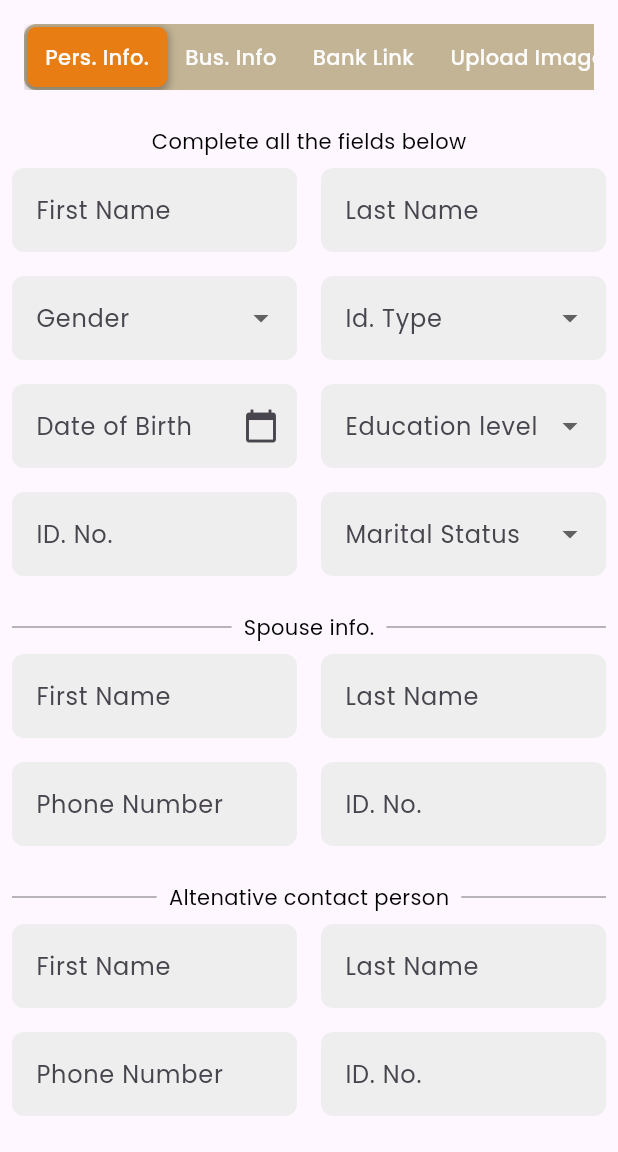
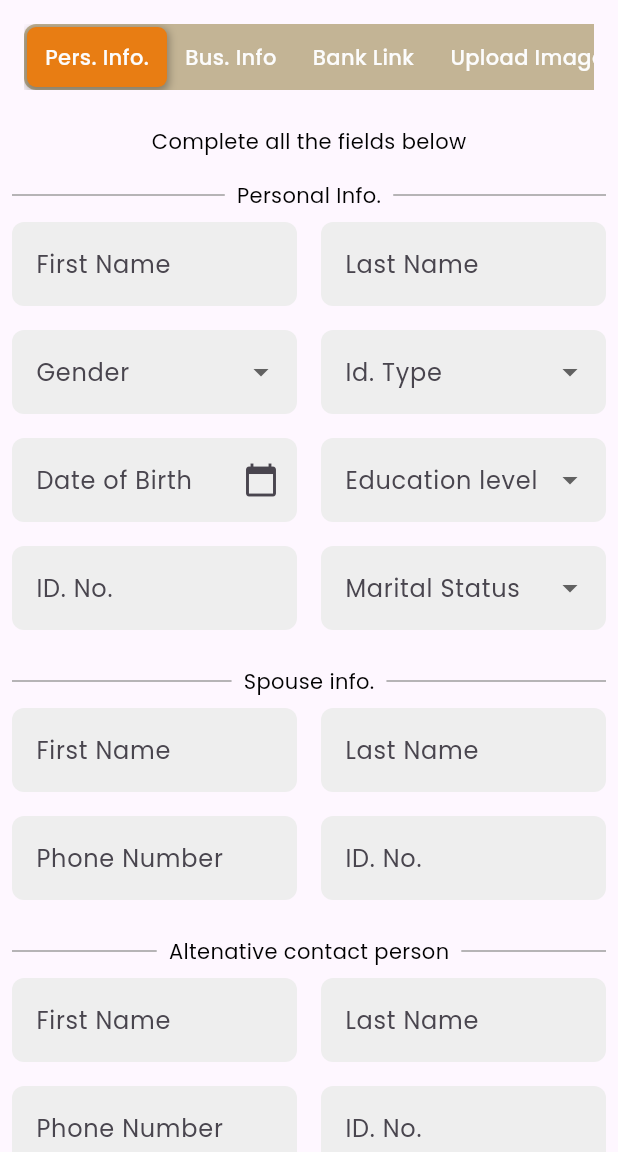
Before and after one commit to AbdulsemedM/Is-Fin, a Flutter app: the CompleteKYCDetail screen opened directly, on a phone screen of 412 x 824 dp, the part 84-1236 px from its top. Run offline on Flutter 3.47's test engine with Material 3 defaults, Android fonts, the light colour scheme and no system bars; drawn by our look-alikes of custom_sliding_segmented_control; our stand-ins replace flutter_bloc, flutter_secure_storage, salomon_bottom_bar, shared_preferences; missing offline and left inert: flutter_advanced_segment; accounts and stored records are empty.

Commit message:
KYC personal info is formatted

```diff
--- a/lib/features/KYC/presentation/widgets/personal_info.dart
+++ b/lib/features/KYC/presentation/widgets/personal_info.dart
@@ -24,6 +24,24 @@ class _PersonalInfoState extends State<PersonalInfo> {
             Padding(
               padding: const EdgeInsets.all(8.0),
               child: Text("Complete all the fields below"),
+            ),
+            Row(
+              children: [
+                Expanded(
+                    child: Divider(
+                  color: Colors.grey, // Set the color of the divider
+                  thickness: 1,
+                )),
+                Padding(
+                  padding: const EdgeInsets.all(8.0),
+                  child: Text("Personal Info."),
+                ),
+                Expanded(
+                    child: Divider(
+                  color: Colors.grey, // Set the color of the divider
+                  thickness: 1,
+                )),
+              ],
             ),
             Row(
               children: [
```
